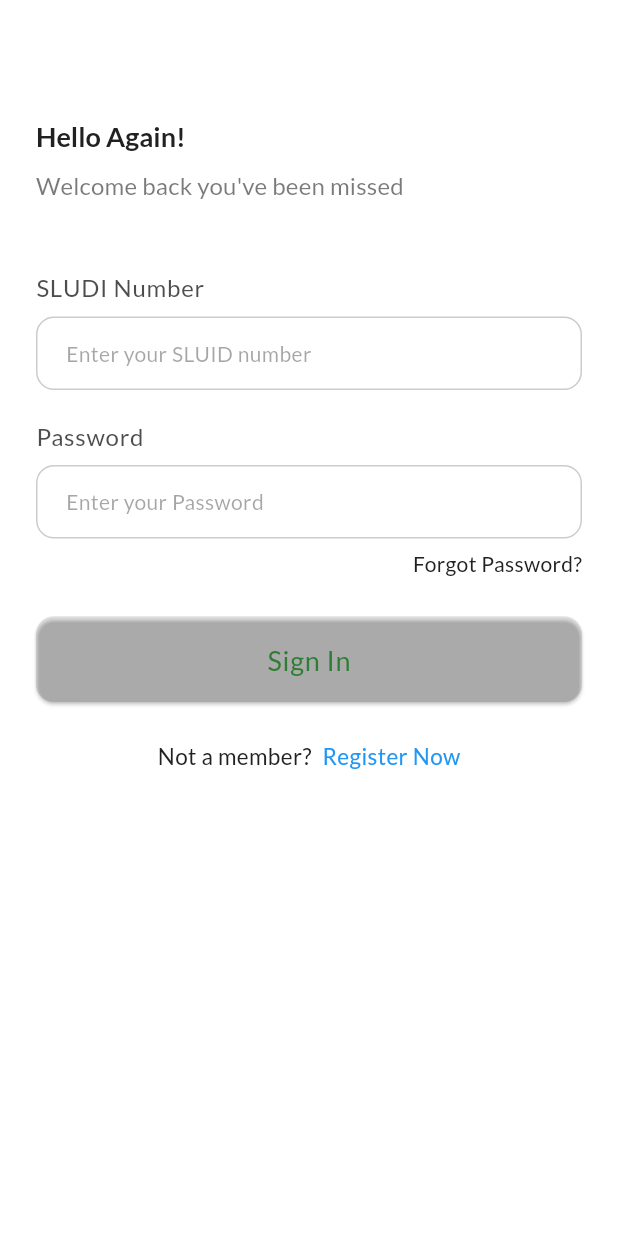
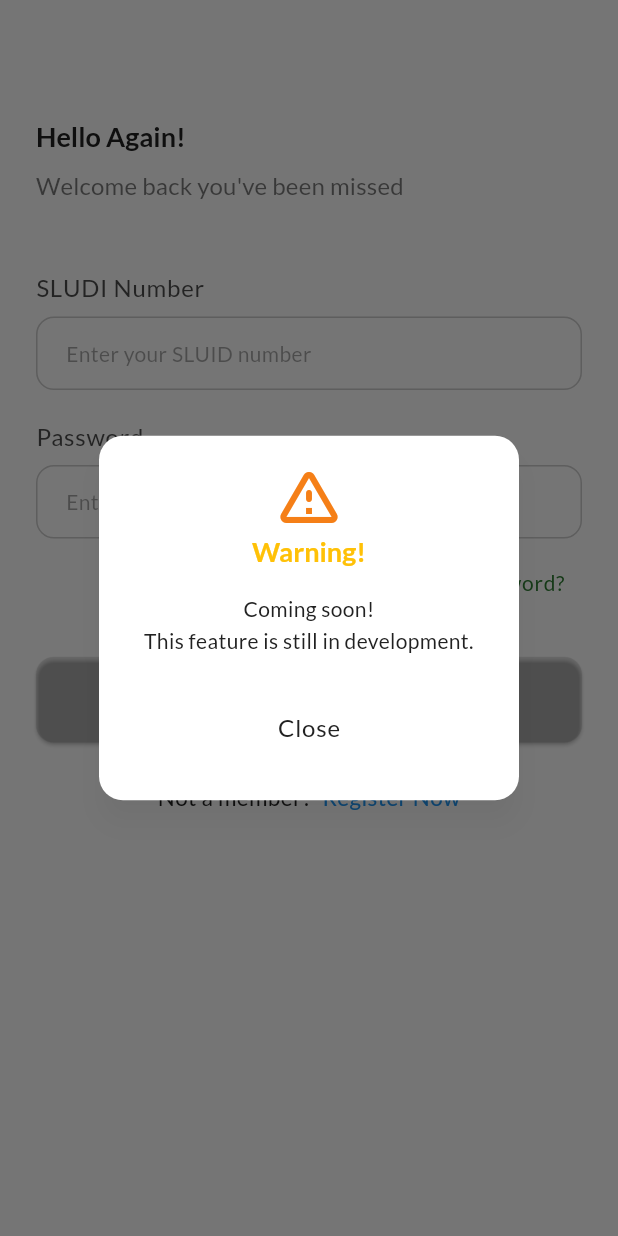
Before and after one commit to nuwan-dharmarathna/codefest-hackathon-2025, a Flutter app: the SigninScreen screen opened by its route, after a tap on "Forgot Password?", on a phone screen of 412 x 824 dp. Run offline on Flutter 3.47's test engine with Material 3 defaults, Android fonts, the phone set to English and light mode, and no system bars; our stand-ins replace go_router, google_fonts, jwt_decoder, shared_preferences, smooth_page_indicator; accounts and stored records are empty; network calls fail.

Commit message:
implement signIn function and redirect to related dashboard based on user role

```diff
--- a/src/frontend/lib/main.dart
+++ b/src/frontend/lib/main.dart
@@ -1,6 +1,7 @@
 import 'package:flutter/material.dart';
 import 'package:frontend/providers/seller_category_provider.dart';
 import 'package:frontend/providers/signup_provider.dart';
+import 'package:frontend/providers/user_provider.dart';
 import 'package:frontend/routers/router.dart';
 import 'package:frontend/utils/theme_data.dart';
 import 'package:provider/provider.dart';
@@ -11,6 +12,7 @@ void main() {
       providers: [
         ChangeNotifierProvider(create: (context) => SignupProvider()),
         ChangeNotifierProvider(create: (context) => SellerCategoryProvider()),
+        ChangeNotifierProvider(create: (context) => UserProvider()),
       ],
       child: MyApp(),
     ),
--- a/src/frontend/lib/routers/router.dart
+++ b/src/frontend/lib/routers/router.dart
@@ -4,6 +4,7 @@ import 'package:frontend/screens/onboarding_screen.dart';
 import 'package:frontend/screens/registration/select_location_page.dart';
 import 'package:frontend/screens/registration/seller_category_page.dart';
 import 'package:frontend/screens/registration/user_info_page.dart';
+import 'package:frontend/screens/seller/seller_main_screen.dart';
 import 'package:frontend/screens/sign_in_screen.dart';
 import 'package:frontend/screens/sign_up_screen.dart';
 import 'package:frontend/screens/splash_screen.dart';
@@ -13,7 +14,7 @@ import 'package:go_router/go_router.dart';
 
 class RouterClass {
   static final router = GoRouter(
-    initialLocation: "/signUp",
+    initialLocation: "/",
     routes: [
       GoRoute(
         path: "/",
@@ -67,6 +68,11 @@ class RouterClass {
         name: RouterNames.buyer,
         builder: (context, state) => BuyerMainScreen(),
       ),
+      GoRoute(
+        path: "/seller",
+        name: RouterNames.seller,
+        builder: (context, state) => SellerMainScreen(),
+      ),
     ],
   );
 }
--- a/src/frontend/lib/routers/router_names.dart
+++ b/src/frontend/lib/routers/router_names.dart
@@ -14,4 +14,5 @@ class RouterNames {
   static const String buyerTenders = "/buyerTenders";
   static const String buyerFavourites = "/buyerFavourites";
   static const String buyerProfile = "/buyerProfile";
+  static const String seller = "/seller";
 }
--- a/src/frontend/lib/screens/sign_in_screen.dart
+++ b/src/frontend/lib/screens/sign_in_screen.dart
@@ -1,5 +1,10 @@
+import 'dart:developer';
+
 import 'package:flutter/material.dart';
 import 'package:frontend/routers/router_names.dart';
+import 'package:frontend/services/auth_service.dart';
+import 'package:frontend/widgets/custom_alert_box.dart';
+import 'package:frontend/widgets/custom_submit_button.dart';
 import 'package:frontend/widgets/custom_text_input.dart';
 import 'package:go_router/go_router.dart';
 
@@ -12,16 +17,50 @@ class SigninScreen extends StatefulWidget {
 
 class _SigninScreenState extends State<SigninScreen> {
   final _formKey = GlobalKey<FormState>();
+  bool isLoading = false;
   final _sluidNoController = TextEditingController();
-  final _nicNoController = TextEditingController();
   final _passwordController = TextEditingController();
+  final AuthApiService _apiService = AuthApiService();
 
   @override
   void dispose() {
     _sluidNoController.dispose();
-    _nicNoController.dispose();
     _passwordController.dispose();
     super.dispose();
+  }
+
+  void _signInUser() async {
+    if (_formKey.currentState!.validate()) {
+      setState(() {
+        isLoading = true;
+      });
+      try {
+        await _apiService.signInUser(
+          sludiNo: _sluidNoController.text,
+          password: _passwordController.text,
+        );
+
+        if (!mounted) return;
+
+        context.goNamed(RouterNames.splash);
+      } catch (e) {
+        log("Registration Failed In User Info Page :  $e");
+        showDialog(
+          context: context, // Make sure you have access to the BuildContext
+          builder: (BuildContext context) {
+            return CustomAlertBox(
+              icon: Icons.close,
+              title: "Somethig went wrong",
+              message: e.toString(),
+            );
+          },
+        );
+      } finally {
+        setState(() {
+          isLoading = false;
+        });
+      }
+    }
   }
 
   @override
@@ -80,8 +119,8 @@ class _SigninScreenState extends State<SigninScreen> {
                       }
                       return null;
                     },
-                    onSaved: (newValue) =>
-                        _sluidNoController.text = newValue ?? '',
+                    onSaved: (newValue) {},
+                    controller: _sluidNoController,
                     obscureText: false,
                   ),
 
@@ -97,37 +136,43 @@ class _SigninScreenState extends State<SigninScreen> {
                       }
                       return null;
                     },
-                    onSaved: (newValue) =>
-                        _passwordController.text = newValue ?? '',
+                    onSaved: (newValue) {},
+                    controller: _passwordController,
                     obscureText: true,
                   ),
 
                   SizedBox(height: 6),
                   Align(
                     alignment: Alignment.centerRight,
-                    child: GestureDetector(
-                      // Todo: Need to impl
-                      onTap: () {},
-                      child: Text("Forgot Password?"),
+                    child: TextButton(
+                      onPressed: () {
+                        showDialog(
+                          context:
+                              context, // Make sure you have access to the BuildContext
+                          builder: (BuildContext context) {
+                            return CustomAlertBox(
+                              icon: Icons.warning_amber_rounded,
+                              title: "Warning!",
+                              message:
+                                  "Coming soon!\nThis feature is still in development.",
+                            );
+                          },
+                        );
+                      },
+                      child: Text(
+                        "Forgot Password?",
+                        style: TextStyle(fontSize: 14),
+                      ),
                     ),
                   ),
-
                   const SizedBox(height: 25),
 
                   SizedBox(
                     width: double.infinity,
-                    child: ElevatedButton(
-                      onPressed: () {},
-                      style: ElevatedButton.styleFrom(
-                        backgroundColor: Theme.of(
-                          context,
-                        ).colorScheme.onSurface.withOpacity(0.1),
-                        padding: EdgeInsets.symmetric(vertical: 16),
-                        shape: RoundedRectangleBorder(
-                          borderRadius: BorderRadius.circular(12),
-                        ),
-                      ),
-                      child: Text("Sign In", style: TextStyle(fontSize: 18)),
+                    child: CustomSubmitButton(
+                      isLoading: isLoading,
+                      onPressed: _signInUser,
+                      lableText: "Sign In",
                     ),
                   ),
                 ],
--- /dev/null
+++ b/src/frontend/lib/widgets/custom_submit_button.dart
@@ -0,0 +1,35 @@
+import 'package:flutter/material.dart';
+
+class CustomSubmitButton extends StatelessWidget {
+  final bool isLoading;
+  final VoidCallback onPressed;
+  final String lableText;
+  const CustomSubmitButton({
+    super.key,
+    required this.isLoading,
+    required this.onPressed,
+    required this.lableText,
+  });
+
+  @override
+  Widget build(BuildContext context) {
+    return SizedBox(
+      width: double.infinity,
+      child: isLoading
+          ? Center(child: CircularProgressIndicator())
+          : ElevatedButton(
+              onPressed: onPressed,
+              style: ElevatedButton.styleFrom(
+                backgroundColor: Theme.of(
+                  context,
+                ).colorScheme.onSurface.withOpacity(0.1),
+                padding: EdgeInsets.symmetric(vertical: 16),
+                shape: RoundedRectangleBorder(
+                  borderRadius: BorderRadius.circular(12),
+                ),
+              ),
+              child: Text(lableText, style: TextStyle(fontSize: 18)),
+            ),
+    );
+  }
+}
--- a/src/frontend/pubspec.yaml
+++ b/src/frontend/pubspec.yaml
@@ -16,6 +16,7 @@ dependencies:
   provider: ^6.1.5
   http: ^1.4.0
   shared_preferences: ^2.5.3
+  jwt_decoder: ^2.0.1
 
 dev_dependencies:
   flutter_test:
```
Also changed, not shown: src/frontend/lib/providers/user_provider.dart (added, +18 -0 lines), src/frontend/lib/screens/buyer/buyer_home_screen.dart (+14 -4 lines), src/frontend/lib/screens/registration/user_info_page.dart (+72 -28 lines), src/frontend/lib/screens/seller/seller_main_screen.dart (added, +15 -0 lines), src/frontend/lib/screens/splash_screen.dart (+86 -3 lines), src/frontend/lib/services/auth_service.dart (+106 -0 lines), src/frontend/pubspec.lock, 1 other file.
